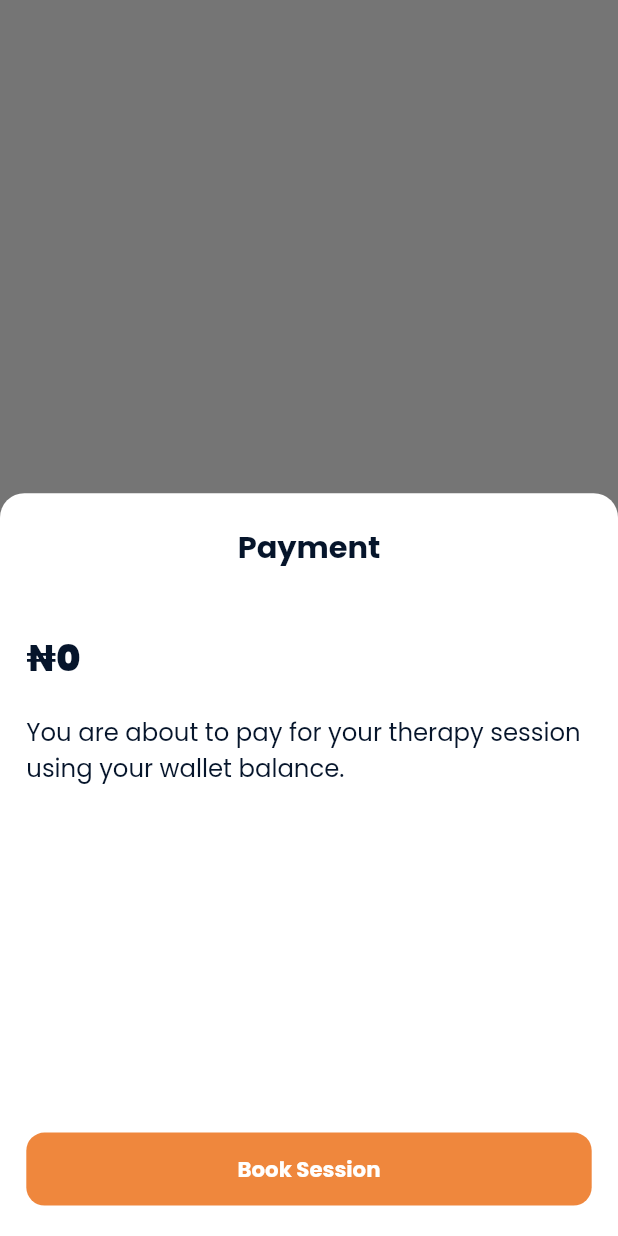
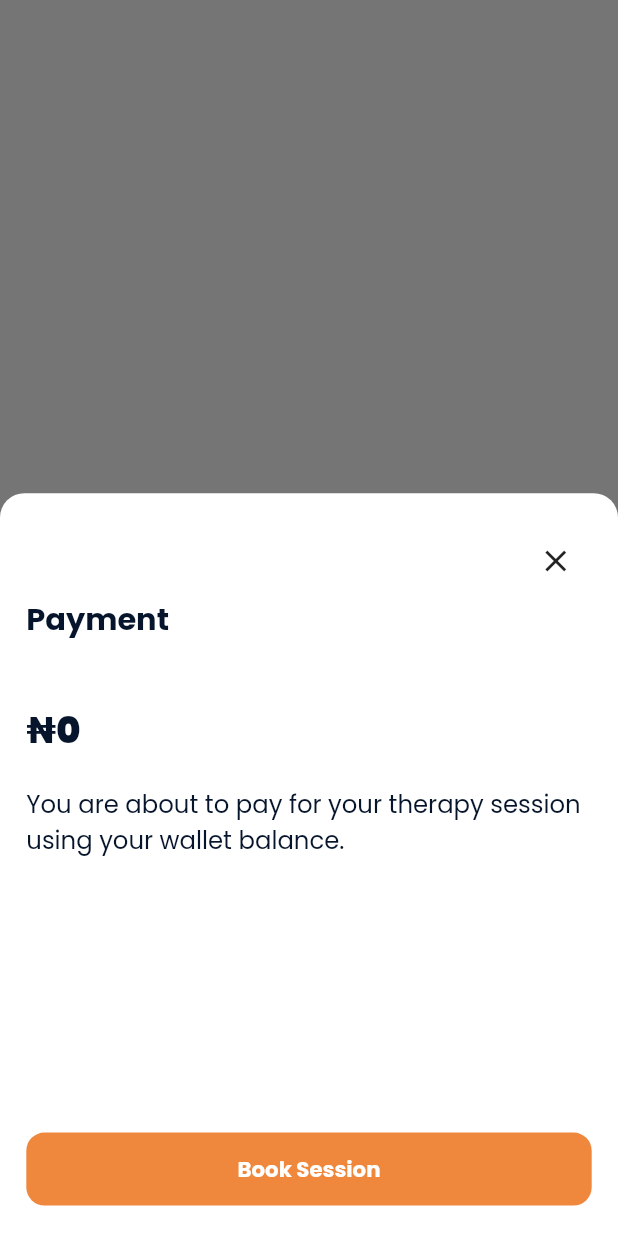
Before and after one commit to BounceRepository/BounceMobileV2, a Flutter app: what showBookSessionPaymentSummaryBottomsheet() shows on an empty page, opened directly with empty values, after a tap on "Book Session", on a phone screen of 412 x 824 dp. Run offline on Flutter 3.47's test engine with Material 2 defaults, Android fonts, the phone set to English and light mode, and no system bars; our stand-ins replace audioplayers, cached_network_image, dio, firebase_core, firebase_messaging, flutter_lorem and 10 more; missing offline and left inert: agora_uikit, all_validations_br, flutterwave_standard, image_picker_for_web, miniplayer, signalr_netcore; accounts and stored records are empty; network calls fail; project files that could hold a hidden picture were left out.

```diff
--- a/lib/src/modules/book_session/screens/book_session_payment_summary_bottomsheet.dart
+++ b/lib/src/modules/book_session/screens/book_session_payment_summary_bottomsheet.dart
@@ -1,19 +1,12 @@
 import 'package:bounce_patient_app/src/modules/book_session/controllers/controllers.dart';
-import 'package:bounce_patient_app/src/modules/book_session/models/session.dart';
 import 'package:bounce_patient_app/src/modules/book_session/models/therapist.dart';
 import 'package:bounce_patient_app/src/modules/book_session/screens/upcoming_session_list_screen.dart';
-import 'package:bounce_patient_app/src/modules/dashboard/screens/dashboard_view.dart';
-import 'package:bounce_patient_app/src/modules/wallet/models/payment.dart';
-import 'package:bounce_patient_app/src/modules/wallet/models/payment_dto.dart';
-import 'package:bounce_patient_app/src/modules/wallet/services/impls/flutterwave_payment_service.dart';
-import 'package:bounce_patient_app/src/shared/extensions/string.dart';
 import 'package:bounce_patient_app/src/shared/models/app_session.dart';
 import 'package:bounce_patient_app/src/shared/models/failure.dart';
 import 'package:bounce_patient_app/src/shared/styles/text.dart';
 import 'package:bounce_patient_app/src/shared/utils/messenger.dart';
 import 'package:bounce_patient_app/src/shared/utils/navigator.dart';
 import 'package:bounce_patient_app/src/shared/widgets/bottomsheet/custom_bottomsheet.dart';
-import 'package:bounce_patient_app/src/shared/widgets/bottomsheet/response_bottomsheets.dart';
 import 'package:bounce_patient_app/src/shared/widgets/buttons/app_button.dart';
 import 'package:bounce_patient_app/src/shared/widgets/others/amount_text.dart';
 import 'package:flutter/material.dart';
@@ -27,6 +20,8 @@ Future<dynamic> showBookSessionPaymentSummaryBottomsheet({
 }) {
   return showCustomBottomSheet(
     context,
+    isDismissible: false,
+    enableDrag: false,
     body: _Body(therapist: therapist, amount: amount),
   );
 }
@@ -43,90 +38,38 @@ class _Body extends StatefulWidget {
 
 class _BodyState extends State<_Body> {
   bool isLoading = false;
-  PaymentOption? selectedPaymentOption;
 
-  void payWithCard() async {
-    try {
-      setState(() => isLoading = true);
-      final paymentDTO = await _bookSession();
-
-      if (paymentDTO != null) {
-        final paymentService = FlutterwavePaymentService(context: context);
-        final response = await paymentService.processTransaction(
-          paymentDto: paymentDTO,
-          paymentOption: PaymentOption.card,
-        );
-        if (response != null) {
-          await confirmPayment(response.value);
-        }
-      }
-      setState(() => isLoading = false);
-    } on Failure {
-      setState(() => isLoading = false);
-      showErrorBottomsheet(
-        context,
-        desc:
-            'Your prefered doctor would be not be available for this session, please choose another doctor from our top therapists.',
-      );
-    }
-  }
-
-  Future<PaymentDto?> _bookSession() async {
+  void bookSession() async {
     final controller = context.read<BookSessionController>();
     final date = controller.selectedDate;
     final time = controller.selectedTime;
     final reason = controller.reason;
+    final problemDesc = controller.problemDesc;
     final user = AppSession.user;
 
     if (time != null && reason != null && user != null) {
       final therapist = widget.therapist;
 
       try {
-        final trxRef = await controller.bookSession(
-          appointmentType: SessionType.audio,
-          paymentType: PaymentOption.card,
+        setState(() => isLoading = true);
+        await controller.bookSession(
           reason: reason,
           patientId: user.id,
           therapistId: therapist.id,
           price: widget.amount.toDouble(),
           time: time,
           date: date,
+          problemDesc: problemDesc,
         );
-
-        return PaymentDto(
-          trxRef: trxRef,
-          customerName: user.fullName,
-          email: user.email,
-          amount: widget.amount,
-          narration: 'Appointment Booking',
-          message: 'Payment for session with ${therapist.fullName} and ${user.fullName}',
-        );
-      } on Failure {
-        rethrow;
+        setState(() => isLoading = false);
+        AppNavigator.removeAllUntil(context, const UpComingSessionListScreen());
+        Messenger.success(message: 'Booking Successfull');
+      } on Failure catch (e) {
+        setState(() => isLoading = false);
+        Messenger.error(message: e.message);
       }
     }
     return null;
-  }
-
-  Future<void> confirmPayment(String trxRef) async {
-    final controller = context.read<BookSessionController>();
-
-    try {
-      setState(() => isLoading = true);
-      await controller.confirmAppointment(trxRef);
-      AppNavigator.removeAllUntil(context, const UpComingSessionListScreen());
-      Messenger.success(message: 'Booking Successfull');
-      setState(() => isLoading = false);
-    } on Failure catch (e) {
-      setState(() => isLoading = false);
-      showErrorBottomsheet(
-        context,
-        desc: e.message.toTitleCase,
-        onTap: () {
-          AppNavigator.removeAllUntil(context, const DashboardView());
-        },
-      );
-    }
   }
 
   @override
@@ -134,7 +77,23 @@ class _BodyState extends State<_Body> {
     return CustomBottomSheetBody(
       height: 488.h,
       body: [
-        const BottomSheetTitle('Payment'),
+        isLoading
+            ? SizedBox(
+                height: 48.h,
+              )
+            : const Align(
+                alignment: Alignment.centerRight,
+                child: CloseButton(),
+              ),
+        Align(
+          alignment: Alignment.centerLeft,
+          child: Text(
+            'Payment',
+            style: AppText.bold700(context).copyWith(
+              fontSize: 20.sp,
+            ),
+          ),
+        ),
         SizedBox(height: 40.h),
         Align(
           alignment: Alignment.centerLeft,
@@ -149,7 +108,7 @@ class _BodyState extends State<_Body> {
         AppButton(
           label: 'Book Session',
           isLoading: isLoading,
-          onTap: payWithCard,
+          onTap: bookSession,
         ),
         SizedBox(height: 20.h),
       ],
--- a/lib/src/modules/book_session/screens/booking_schedule_view.dart
+++ b/lib/src/modules/book_session/screens/booking_schedule_view.dart
@@ -27,7 +27,7 @@ class BookingScheduleView extends StatelessWidget {
         child: Column(
           crossAxisAlignment: CrossAxisAlignment.start,
           children: [
-            const SelectDateView(),
+            SelectDateView(therapist: therapist),
             SizedBox(height: gap),
             SelectAvailableTimeView(therapist: therapist),
             SizedBox(height: gap),
--- a/lib/src/modules/book_session/screens/reschedule_session_screen.dart
+++ b/lib/src/modules/book_session/screens/reschedule_session_screen.dart
@@ -116,7 +116,7 @@ class _RescheduleSessionScreenState extends State<RescheduleSessionScreen> {
                 crossAxisAlignment: CrossAxisAlignment.start,
                 children: [
                   SizedBox(height: 56.h),
-                  const SelectDateView(),
+                  SelectDateView(therapist: therapist),
                   SizedBox(height: 48.h),
                   SelectAvailableTimeView(therapist: therapist),
                   const Spacer(),
--- a/lib/src/modules/book_session/services/api_urls.dart
+++ b/lib/src/modules/book_session/services/api_urls.dart
@@ -9,4 +9,6 @@ class BookAppointmentURLS {
   static const rescheduleAppointment = APIURLs.baseURL + '/Patient/ReScheduleAppointment';
   static const getAllTherapist = APIURLs.baseURL + '/Patient/GetAllTherapists';
   static const getAllUpComingSession = APIURLs.baseURL + '/Patient/UpComingSessions';
+  static const getAvailableBookingTimeListForTherapist =
+      APIURLs.baseURL + '/Patient/GetAvaialbleBookingTime';
 }
--- a/lib/src/modules/book_session/services/impls/impls.dart
+++ b/lib/src/modules/book_session/services/impls/impls.dart
@@ -1,2 +1,2 @@
-export 'session_service_iml.dart';
+export 'book_session_service.dart';
 export 'therapist_list_service_impl.dart';
--- a/lib/src/modules/book_session/widgets/therapist_list_item.dart
+++ b/lib/src/modules/book_session/widgets/therapist_list_item.dart
@@ -15,12 +15,13 @@ class TherapistListItem extends StatelessWidget {
 
   @override
   Widget build(BuildContext context) {
-    return InkWell(
+    return Padding(
+      padding: EdgeInsets.only(bottom: 15.h),
+      child: InkWell(
         onTap: () {
           AppNavigator.to(context, TherapistDetailScreen(therapist));
         },
         child: Container(
-        margin: EdgeInsets.only(bottom: 32.h),
           padding: EdgeInsets.symmetric(vertical: 15.4.h, horizontal: 14.75.w),
           decoration: BoxDecoration(
             borderRadius: BorderRadius.circular(12.r),
@@ -69,6 +70,7 @@ class TherapistListItem extends StatelessWidget {
             ],
           ),
         ),
+      ),
     );
   }
 }
--- a/lib/src/modules/playlist/controllers/audio_player_controller.dart
+++ b/lib/src/modules/playlist/controllers/audio_player_controller.dart
@@ -127,4 +127,10 @@ class AudioPlayerController extends ChangeNotifier {
       throw Failure(_errorMessage);
     }
   }
+
+   @override
+  void dispose() {
+    _player.dispose();
+    super.dispose();
+  }
 }
```
Also changed, not shown: lib/src/config/di_container.dart (+4 -3 lines), lib/src/modules/book_session/controllers/book_session_controller.dart (+26 -22 lines), lib/src/modules/book_session/models/therapist.dart (+0 -31 lines), lib/src/modules/book_session/screens/therapist_booking_summary.dart (+22 -8 lines), lib/src/modules/book_session/services/fakes/fake_session_service_impl.dart (+24 -14 lines), lib/src/modules/book_session/services/impls/book_session_service.dart (renamed from lib/src/modules/book_session/services/impls/session_service_iml.dart, +30 -30 lines), lib/src/modules/book_session/services/interfaces/book_appointment_service.dart (+7 -7 lines), lib/src/modules/book_session/widgets/select_availability_view.dart (+88 -12 lines), lib/src/modules/book_session/widgets/select_date_view.dart (+16 -1 lines), lib/src/shared/widgets/buttons/app_button.dart (+4 -4 lines). Lines whose indentation alone changed are shown as unchanged.
